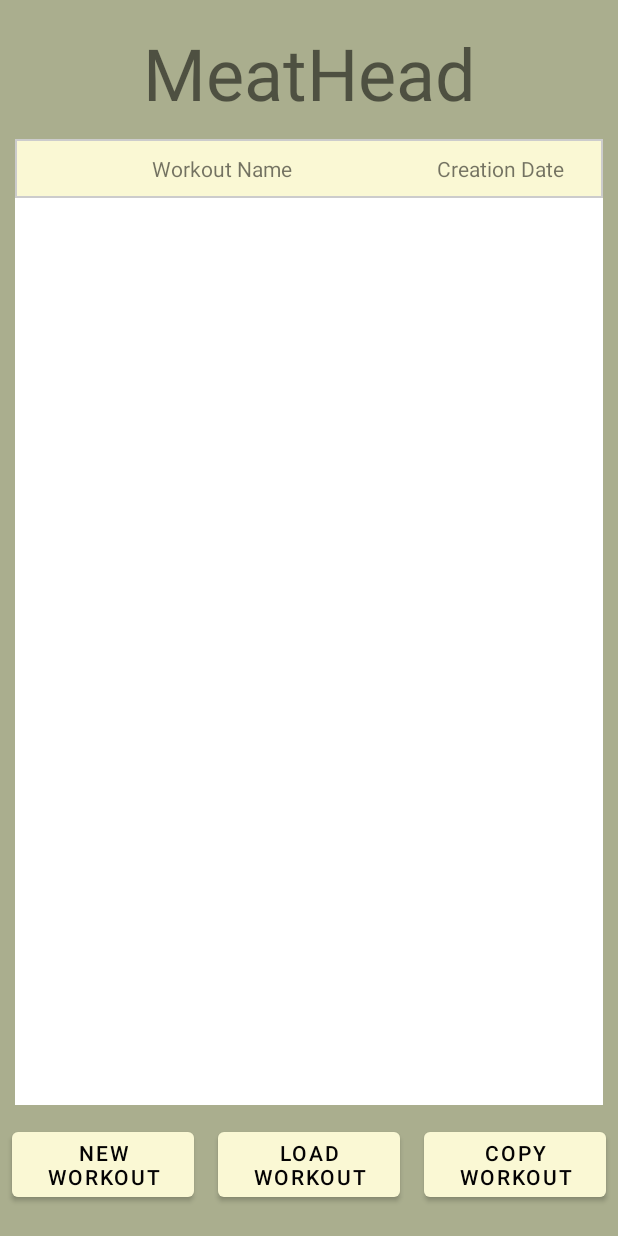
After one commit to SMDeBellis/MeatHead-Android, an Android app: the layout activity_preplanned_workout_log_menu.xml on its own in the app's theme, with its tools: preview values and no code run, on a phone screen of 412 x 824 dp. The commit adds this screen. Run offline under Robolectric (Android 15) with nearby library versions, the phone set to English and light mode, and no system bars.

Commit message:
Rename Activities, create a new layout for preplanned workouts.

```diff
--- a/app/src/main/java/com/sdrockstarstudios/meatheadandroid/CurrentWorkoutLogMenuActivity.java
+++ b/app/src/main/java/com/sdrockstarstudios/meatheadandroid/CurrentWorkoutLogMenuActivity.java
@@ -75,7 +75,7 @@ public class CurrentWorkoutLogMenuActivity extends AppCompatActivity implements
     @Override
     protected void onCreate(Bundle savedInstanceState) {
         super.onCreate(savedInstanceState);
-        setContentView(R.layout.activity_workout_log_menu);
+        setContentView(R.layout.activity_current_workout_log_menu);
         updateWorkoutList();
     }
 
--- /dev/null
+++ b/app/src/main/java/com/sdrockstarstudios/meatheadandroid/PreplannedWorkoutLogMenuActivity.java
@@ -0,0 +1,10 @@
+package com.sdrockstarstudios.meatheadandroid;
+
+import androidx.appcompat.app.AppCompatActivity;
+
+public class PreplannedWorkoutLogMenuActivity extends AppCompatActivity {
+
+
+
+
+}
--- a/app/src/main/res/layout/activity_workout_log_menu.xml
+++ b/app/src/main/res/layout/activity_current_workout_log_menu.xml
@@ -14,6 +14,7 @@
         android:layout_marginTop="16dp"
         android:text="@string/meatheadBanner"
         android:textSize="48sp"
+        android:textAlignment="center"
         app:layout_constraintEnd_toEndOf="parent"
         app:layout_constraintStart_toStartOf="parent"
         app:layout_constraintTop_toTopOf="parent" />
--- /dev/null
+++ b/app/src/main/res/layout/activity_preplanned_workout_log_menu.xml
@@ -0,0 +1,151 @@
+<?xml version="1.0" encoding="utf-8"?>
+<androidx.constraintlayout.widget.ConstraintLayout xmlns:android="http://schemas.android.com/apk/res/android"
+    xmlns:app="http://schemas.android.com/apk/res-auto"
+    xmlns:tools="http://schemas.android.com/tools"
+    android:layout_width="match_parent"
+    android:layout_height="match_parent"
+    android:background="@color/laurel_green"
+    tools:context=".PreplannedWorkoutLogMenuActivity">
+
+    <TextView
+        android:id="@+id/textView"
+        android:layout_width="wrap_content"
+        android:layout_height="wrap_content"
+        android:layout_marginTop="16dp"
+        android:textAlignment="center"
+        android:text="@string/meatheadBanner"
+        android:textSize="48sp"
+        app:layout_constraintEnd_toEndOf="parent"
+        app:layout_constraintStart_toStartOf="parent"
+        app:layout_constraintTop_toTopOf="parent" />
+
+    <androidx.constraintlayout.widget.ConstraintLayout
+        android:id="@+id/headerConstraintLayout"
+        android:layout_width="match_parent"
+        android:layout_height="wrap_content"
+        android:layout_marginStart="10dp"
+        android:layout_marginEnd="10dp"
+        android:layout_marginTop="12dp"
+        android:background="@drawable/workout_list_header_background"
+        app:layout_constraintEnd_toStartOf="@id/workoutListScrollView"
+        app:layout_constraintTop_toBottomOf="@id/textView"
+        app:layout_constraintStart_toStartOf="@id/workoutListScrollView"
+        app:layout_constraintEnd_toEndOf="@id/workoutListScrollView">
+
+        <TextView
+            android:id="@+id/workoutNameHeaderTextView"
+            android:layout_width="0dp"
+            android:layout_height="match_parent"
+            android:layout_weight="1"
+            android:gravity="center"
+            android:text="@string/workout_name"
+            android:textSize="@dimen/workout_list_header_text_size"
+            android:tag="@string/workout_name"
+            app:layout_constrainedWidth="true"
+            app:layout_constraintEnd_toEndOf="@id/guideline5"
+            app:layout_constraintStart_toStartOf="parent"
+            app:layout_constraintTop_toTopOf="parent" />
+
+        <TextView
+            android:id="@+id/workoutStartDateHeaderTextView"
+            android:layout_width="0dp"
+            android:layout_height="match_parent"
+            android:layout_weight="1"
+            android:gravity="center"
+            android:text="Creation Date"
+            android:textSize="@dimen/workout_list_header_text_size"
+            android:tag="Creation Date"
+            app:layout_constrainedWidth="true"
+            app:layout_constraintEnd_toEndOf="parent"
+            app:layout_constraintStart_toStartOf="@id/guideline5"
+            app:layout_constraintTop_toTopOf="parent" />
+
+        <androidx.constraintlayout.widget.Guideline
+            android:id="@+id/guideline5"
+            android:layout_width="wrap_content"
+            android:layout_height="wrap_content"
+            android:orientation="vertical"
+            app:layout_constraintGuide_percent=".684" />
+
+    </androidx.constraintlayout.widget.ConstraintLayout>
+
+    <ScrollView
+        android:id="@+id/workoutListScrollView"
+        android:layout_width="0dp"
+        android:layout_height="0dp"
+        android:layout_marginStart="10dp"
+
+        android:layout_marginEnd="10dp"
+        android:layout_marginBottom="12dp"
+        android:background="@color/white"
+        android:contentDescription="Layout to hold the list of workouts."
+        app:layout_constraintBottom_toTopOf="@id/newWorkoutButton"
+        app:layout_constraintEnd_toEndOf="parent"
+        app:layout_constraintHorizontal_bias="1.0"
+        app:layout_constraintStart_toStartOf="parent"
+        app:layout_constraintTop_toBottomOf="@id/headerConstraintLayout"
+        app:layout_constraintVertical_bias="0.0">
+
+        <LinearLayout
+            android:id="@+id/workoutListLinearLayout"
+            android:layout_width="match_parent"
+            android:layout_height="wrap_content"
+            android:orientation="vertical" />
+    </ScrollView>
+
+    <Button
+        android:id="@+id/newWorkoutButton"
+        android:layout_width="0dp"
+        android:layout_height="wrap_content"
+        android:layout_marginStart="8dp"
+        android:layout_marginEnd="8dp"
+        android:layout_marginBottom="20dp"
+        android:onClick="pressNewWorkoutButton"
+        android:text="New Workout"
+        app:layout_constraintBottom_toBottomOf="parent"
+        app:layout_constraintEnd_toStartOf="@+id/guideline"
+        app:layout_constraintStart_toStartOf="parent"
+        app:layout_constraintWidth_max="200dp" />
+
+    <androidx.constraintlayout.widget.Guideline
+        android:id="@+id/guideline"
+        android:layout_width="wrap_content"
+        android:layout_height="match_parent"
+        android:orientation="vertical"
+        app:layout_constraintGuide_percent="0.3333333333" />
+
+    <Button
+        android:id="@+id/loadWorkoutButton"
+        android:layout_width="0dp"
+        android:layout_height="wrap_content"
+        android:layout_marginStart="8dp"
+        android:layout_marginEnd="8dp"
+        android:layout_marginBottom="20dp"
+        android:text="Load Workout"
+        app:layout_constraintBottom_toBottomOf="parent"
+        app:layout_constraintEnd_toEndOf="@id/guideline2"
+        app:layout_constraintStart_toStartOf="@+id/guideline"
+        app:layout_constraintWidth_max="200dp" />
+
+    <androidx.constraintlayout.widget.Guideline
+        android:id="@+id/guideline2"
+        android:layout_width="wrap_content"
+        android:layout_height="match_parent"
+        android:orientation="vertical"
+        app:layout_constraintGuide_percent=".66666666666666666" />
+
+    <Button
+        android:id="@+id/copyWorkoutButton"
+        android:layout_width="0dp"
+        android:layout_height="wrap_content"
+        android:layout_marginStart="8dp"
+        android:layout_marginEnd="8dp"
+        android:layout_marginBottom="20dp"
+        android:contentDescription="Button to copy the selected workout and start the workout in a WorkoutActivity."
+        android:text="Copy Workout"
+        app:layout_constraintBottom_toBottomOf="parent"
+        app:layout_constraintEnd_toEndOf="parent"
+        app:layout_constraintStart_toStartOf="@id/guideline2"
+        app:layout_constraintWidth_max="200dp" />
+
+</androidx.constraintlayout.widget.ConstraintLayout>
```
